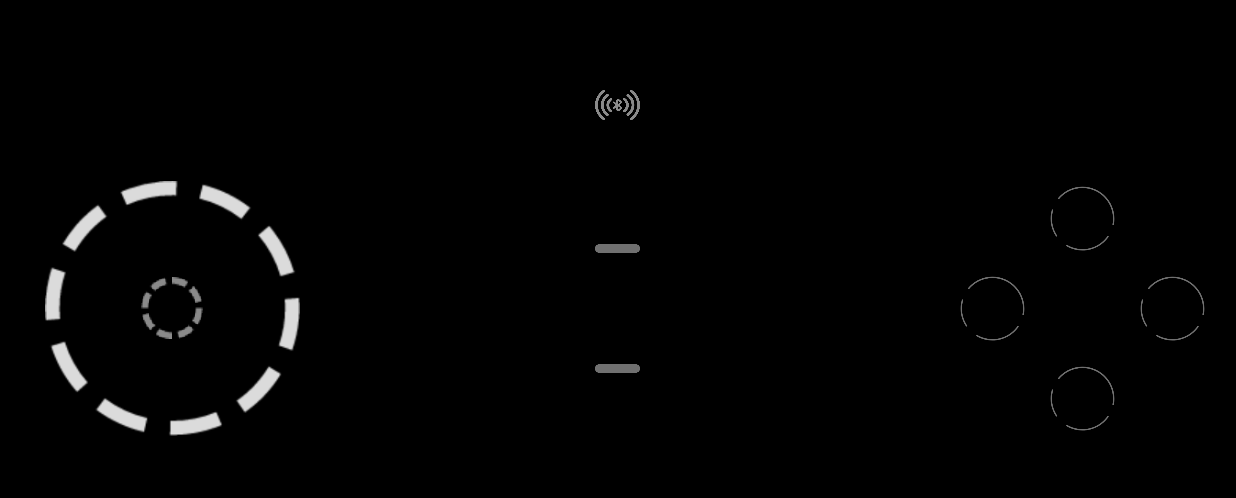
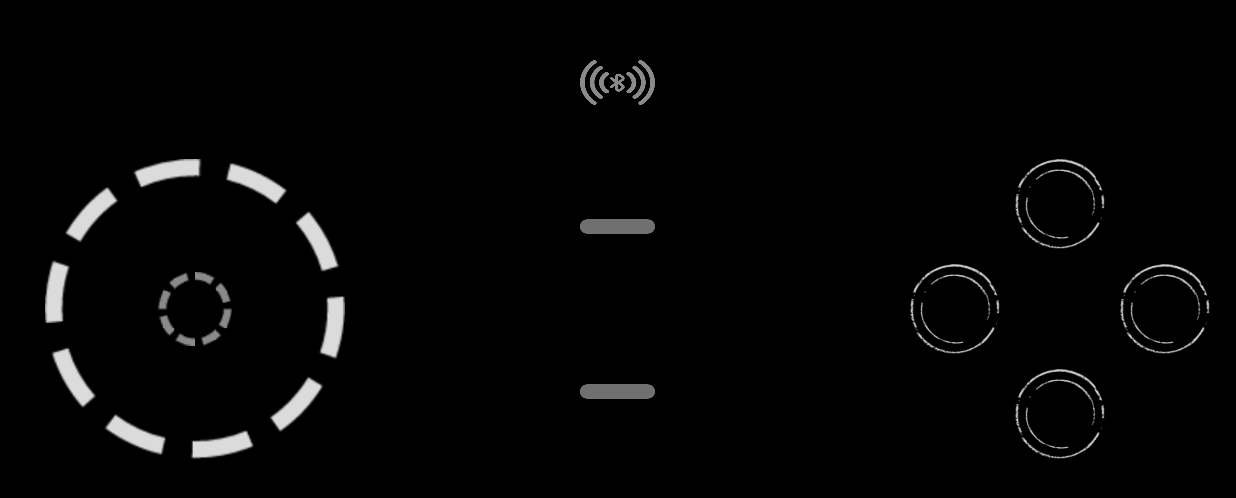
Before and after one commit to Vincent-Zhongzhengjie/Hebot, an Android app: the MainActivity screen opened directly, with no data from a screen before it, on a phone screen of 824 x 412 dp (held sideways). Shown: the top 498 px of the screen. Run offline under Robolectric (Android 15) with nearby library versions, the phone set to English and light mode, and no system bars; 4 statements that could not run were skipped.

Commit message:
add button ainmation

```diff
--- /dev/null
+++ b/Android/BlunoBasicDemo/Qbo/src/main/res/drawable/gamepad_style.xml
@@ -0,0 +1,7 @@
+<?xml version="1.0" encoding="utf-8"?>
+<selector xmlns:android="http://schemas.android.com/apk/res/android">
+<item
+    android:state_pressed="true" android:drawable="@drawable/cyclebutton" />
+    <item
+        android:drawable="@drawable/cycleborder"/>
+</selector>
--- /dev/null
+++ b/Android/BlunoBasicDemo/Qbo/src/main/res/drawable/line_btn_style.xml
@@ -0,0 +1,7 @@
+<?xml version="1.0" encoding="utf-8"?>
+<selector xmlns:android="http://schemas.android.com/apk/res/android">
+<item
+    android:state_pressed="true" android:drawable="@drawable/core" />
+    <item
+        android:drawable="@drawable/linebutton"/>
+</selector>
--- a/Android/BlunoBasicDemo/Qbo/src/main/res/layout/activity_main.xml
+++ b/Android/BlunoBasicDemo/Qbo/src/main/res/layout/activity_main.xml
@@ -12,8 +12,8 @@
     <view
         class="com.dfrobot.angelo.Qbo.JoystickView"
         android:id="@+id/joystickView"
-        android:layout_width="170dp"
-        android:layout_height="170dp"
+        android:layout_width="200dp"
+        android:layout_height="200dp"
         android:background="@drawable/cycleborder2"
         custom:JV_buttonImage="@drawable/core"
         android:layout_marginLeft="30dp"
@@ -24,51 +24,51 @@
     <Button
 
         android:id="@+id/bluetooth"
-        android:layout_width="30dp"
-        android:layout_height="20dp"
+        android:layout_width="50dp"
+        android:layout_height="30dp"
         android:background="@drawable/bluetooth"
         android:layout_centerHorizontal="true"
-        android:layout_marginTop="60dp"
+        android:layout_marginTop="40dp"
         />
 
     <view
         class="com.dfrobot.angelo.Qbo.GamepadImageButton"
         android:id="@+id/button3"
-        android:layout_width="50dp"
-        android:layout_height="50dp"
+        android:layout_width="60dp"
+        android:layout_height="60dp"
         android:layout_below="@+id/button2"
         android:layout_marginEnd="10dp"
         android:layout_marginTop="10dp"
         android:layout_toStartOf="@+id/button2"
-        android:src="@drawable/cyclebutton"/>
+        android:src="@drawable/gamepad_style"/>
 
     <view
         class="com.dfrobot.angelo.Qbo.GamepadImageButton"
         android:id="@+id/button1"
-        android:layout_width="50dp"
-        android:layout_height="50dp"
+        android:layout_width="60dp"
+        android:layout_height="60dp"
         android:layout_above="@+id/button4"
         android:layout_marginBottom="10dp"
         android:layout_marginEnd="10dp"
         android:layout_toStartOf="@+id/button2"
-        android:src="@drawable/cyclebutton"/>
+        android:src="@drawable/gamepad_style"/>
 
     <view
         class="com.dfrobot.angelo.Qbo.GamepadImageButton"
         android:id="@+id/button2"
-        android:layout_width="50dp"
-        android:layout_height="50dp"
+        android:layout_width="60dp"
+        android:layout_height="60dp"
         android:layout_alignParentEnd="true"
         android:layout_centerVertical="true"
         android:layout_marginEnd="17dp"
-        android:src="@drawable/cyclebutton" />
+        android:src="@drawable/gamepad_style" />
 
     <view
         class="com.dfrobot.angelo.Qbo.GamepadImageButton"
         android:id="@+id/button4"
-        android:layout_width="50dp"
-        android:layout_height="50dp"
-        android:src="@drawable/cyclebutton"
+        android:layout_width="60dp"
+        android:layout_height="60dp"
+        android:src="@drawable/gamepad_style"
         android:layout_marginEnd="10dp"
         android:layout_centerVertical="true"
         android:layout_toStartOf="@+id/button1" />
@@ -76,19 +76,19 @@
     <view
         class="com.dfrobot.angelo.Qbo.GamepadImageButton"
         android:id="@+id/button5"
-        android:layout_width="30dp"
-        android:layout_height="30dp"
+        android:layout_width="50dp"
+        android:layout_height="50dp"
         android:layout_above="@+id/button4"
         android:layout_alignStart="@+id/bluetooth"
-        android:src="@drawable/linebutton"/>
+        android:src="@drawable/line_btn_style"/>
 
     <view
         class="com.dfrobot.angelo.Qbo.GamepadImageButton"
         android:id="@+id/button6"
-        android:layout_width="30dp"
-        android:layout_height="30dp"
+        android:layout_width="50dp"
+        android:layout_height="50dp"
+        android:src="@drawable/line_btn_style"
         android:layout_below="@+id/button4"
-        android:layout_alignStart="@+id/button5"
-        android:src="@drawable/linebutton"/>
+        android:layout_alignStart="@+id/button5" />
 
 </RelativeLayout>
```
